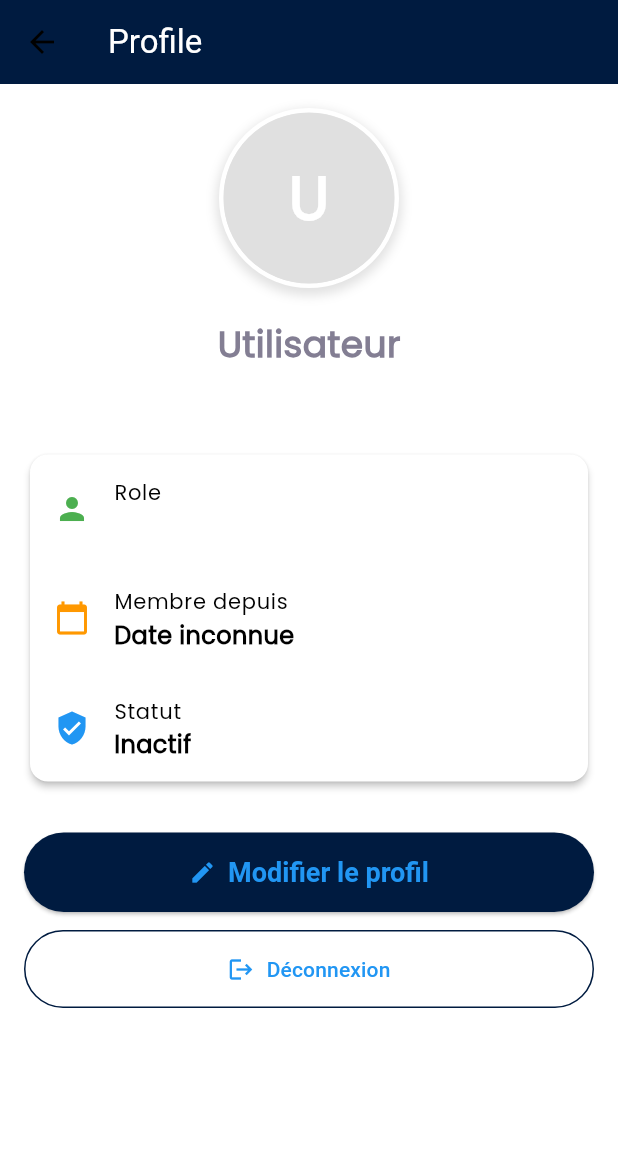
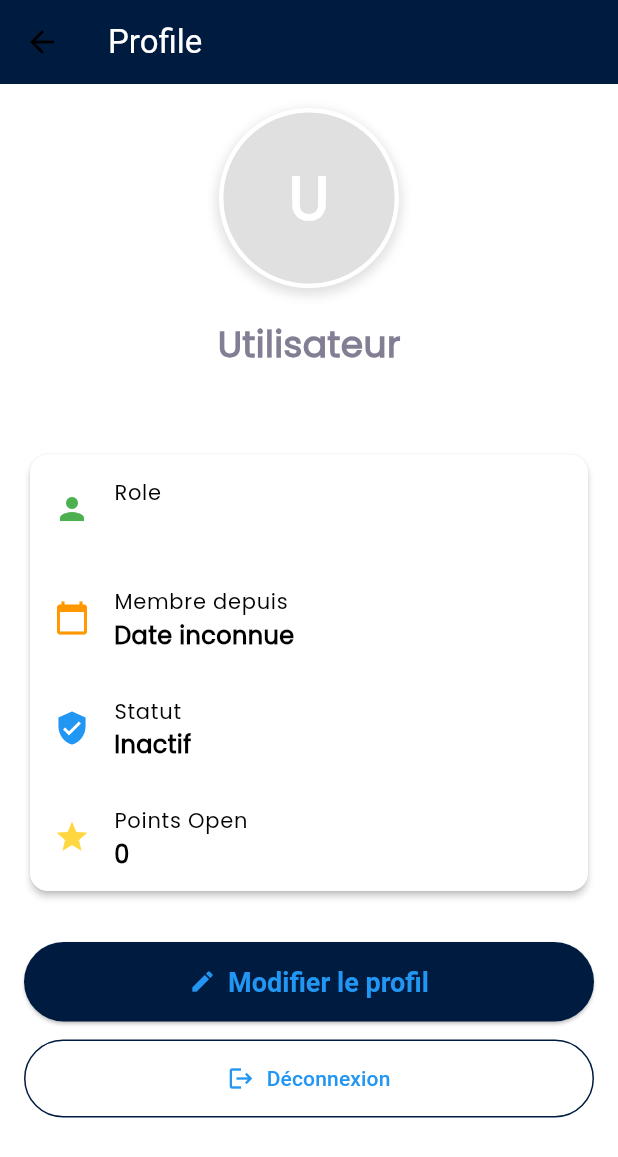
Before and after one commit to riadh-benchouche/challenge-flutter, a Flutter app: the ProfileScreen screen opened by its route, on a phone screen of 412 x 824 dp. Shown: the top 1157 px of the screen. Run offline on Flutter 3.47's test engine with Material 3 defaults, Android fonts, the phone set to English and light mode, and no system bars; our stand-ins replace cached_network_image, go_router, image_picker, shared_preferences; accounts and stored records are empty; network calls fail; Roboto replaces fonts that are missing (Poppins-Bold).

Commit message:
note profile

```diff
--- a/lib/models/user.dart
+++ b/lib/models/user.dart
@@ -6,6 +6,7 @@ class User {
   final bool isActive;
   final DateTime createdAt;
   final String role;
+  final int pointsOpen;
 
   User({
     required this.id,
@@ -15,6 +16,7 @@ class User {
     required this.isActive,
     required this.createdAt,
     required this.role,
+    required this.pointsOpen,
   });
 
   factory User.fromJson(Map<String, dynamic> json) {
@@ -28,6 +30,7 @@ class User {
           ? DateTime.parse(json['created_at'])
           : DateTime.now(),
       role: json['role'] ?? 'user',
+      pointsOpen: json['points_open'] ?? 0,
     );
   }
 
@@ -40,6 +43,7 @@ class User {
       'is_active': isActive,
       'created_at': createdAt.toIso8601String(),
       'role': role,
+      'points_open': pointsOpen,
     };
   }
 
@@ -51,6 +55,7 @@ class User {
     bool? isActive,
     DateTime? createdAt,
     String? role,
+    int? pointsOpen,
   }) {
     return User(
       id: id ?? this.id,
@@ -60,6 +65,7 @@ class User {
       isActive: isActive ?? this.isActive,
       createdAt: createdAt ?? this.createdAt,
       role: role ?? this.role,
+      pointsOpen: pointsOpen ?? this.pointsOpen,
     );
   }
 }
--- a/lib/screens/profile/profile_screen.dart
+++ b/lib/screens/profile/profile_screen.dart
@@ -148,6 +148,13 @@ class _ProfileScreenState extends State<ProfileScreen> {
                     value: userData?['is_active'] == true ? 'Actif' : 'Inactif',
                     iconColor: Colors.blue,
                   ),
+                  const Divider(height: 1),
+                  _buildInfoTile(
+                    icon: Icons.star,
+                    title: 'Points Open',
+                    value: userData?['points_open']?.toString() ?? '0',
+                    iconColor: Colors.amberAccent,
+                  ),
                 ],
               ),
             ),
```
Also changed, not shown: lib/screens/events/event_participants_screen.dart (+16 -0 lines).
